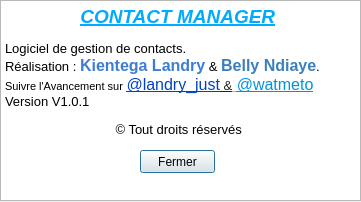
This is contact/licence.ui in watmeto/ContactManager as Qt 5 draws it before an edit. The edited form follows.
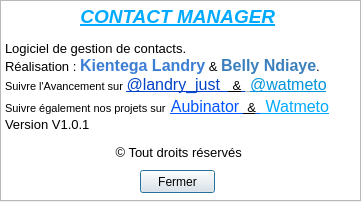
This is the edited form.

The edit to the form file:
```diff
--- a/contact/licence.ui
+++ b/contact/licence.ui
@@ -31,7 +31,8 @@
 &lt;p style=&quot;-qt-paragraph-type:empty; margin-top:0px; margin-bottom:0px; margin-left:0px; margin-right:0px; -qt-block-indent:0; text-indent:0px; font-size:8pt; font-weight:600; font-style:italic; text-decoration: underline;&quot;&gt;&lt;/p&gt;
 &lt;p style=&quot; margin-top:0px; margin-bottom:0px; margin-left:0px; margin-right:0px; -qt-block-indent:0; text-indent:0px;&quot;&gt;&lt;span style=&quot; font-size:10pt;&quot;&gt;Logiciel de gestion de contacts.&lt;/span&gt;&lt;/p&gt;
 &lt;p style=&quot; margin-top:0px; margin-bottom:0px; margin-left:0px; margin-right:0px; -qt-block-indent:0; text-indent:0px;&quot;&gt;&lt;span style=&quot; font-size:10pt;&quot;&gt;Réalisation : &lt;/span&gt;&lt;span style=&quot; font-size:12pt; font-weight:600; color:#3c7ed4;&quot;&gt;Kientega Landry&lt;/span&gt;&lt;span style=&quot; font-size:10pt;&quot;&gt; &amp;amp;&lt;/span&gt;&lt;span style=&quot; font-size:10pt; color:#3b80bd;&quot;&gt; &lt;/span&gt;&lt;span style=&quot; font-size:12pt; font-weight:600; color:#3b80bd;&quot;&gt;Belly Ndiaye&lt;/span&gt;&lt;span style=&quot; font-size:10pt;&quot;&gt;.&lt;/span&gt;&lt;/p&gt;
-&lt;p style=&quot; margin-top:0px; margin-bottom:0px; margin-left:0px; margin-right:0px; -qt-block-indent:0; text-indent:0px;&quot;&gt;&lt;span style=&quot; font-size:8pt;&quot;&gt;Suivre l'Avancement sur&lt;/span&gt;&lt;span style=&quot; font-size:10pt;&quot;&gt; &lt;/span&gt;&lt;a href=&quot;https://twitter.com/landry_just&quot;&gt;&lt;span style=&quot; font-size:12pt; text-decoration: underline; color:#0042c7;&quot;&gt;@landry_just&lt;/span&gt;&lt;/a&gt;&lt;a href=&quot;https://twitter.com/landry_just&quot;&gt;&lt;span style=&quot; font-size:10pt; text-decoration: underline; color:#222222;&quot;&gt; &amp;amp;&lt;/span&gt;&lt;/a&gt;&lt;a href=&quot;https://twitter.com/landry_just&quot;&gt;&lt;span style=&quot; font-size:12pt; text-decoration: underline; color:#b3b3b3;&quot;&gt; &lt;/span&gt;&lt;/a&gt;&lt;a href=&quot;https://twitter.com/watmeto&quot;&gt;&lt;span style=&quot; font-size:12pt; text-decoration: underline; color:#0093dc;&quot;&gt;@watmeto&lt;/span&gt;&lt;/a&gt;&lt;/p&gt;
+&lt;p style=&quot; margin-top:0px; margin-bottom:0px; margin-left:0px; margin-right:0px; -qt-block-indent:0; text-indent:0px;&quot;&gt;&lt;span style=&quot; font-size:8pt;&quot;&gt;Suivre l'Avancement sur&lt;/span&gt;&lt;span style=&quot; font-size:10pt;&quot;&gt; &lt;/span&gt;&lt;a href=&quot;https://twitter.com/landry_just&quot;&gt;&lt;span style=&quot; font-size:12pt; text-decoration: underline; color:#0042c7;&quot;&gt;@landry_just  &lt;/span&gt;&lt;/a&gt;&lt;a href=&quot;https://twitter.com/landry_just&quot;&gt;&lt;span style=&quot; font-size:10pt; text-decoration: underline; color:#000000;&quot;&gt; &amp;amp;&lt;/span&gt;&lt;/a&gt;&lt;a href=&quot;https://twitter.com/landry_just&quot;&gt;&lt;span style=&quot; font-size:12pt; text-decoration: underline; color:#0042c7;&quot;&gt; &lt;/span&gt;&lt;/a&gt;&lt;a href=&quot;https://twitter.com/landry_just&quot;&gt;&lt;span style=&quot; font-size:12pt; text-decoration: underline; color:#b3b3b3;&quot;&gt; &lt;/span&gt;&lt;/a&gt;&lt;a href=&quot;https://twitter.com/watmeto&quot;&gt;&lt;span style=&quot; font-size:12pt; text-decoration: underline; color:#0093dc;&quot;&gt;@watmeto&lt;/span&gt;&lt;/a&gt;&lt;/p&gt;
+&lt;p style=&quot; margin-top:0px; margin-bottom:0px; margin-left:0px; margin-right:0px; -qt-block-indent:0; text-indent:0px;&quot;&gt;&lt;span style=&quot; font-size:8pt;&quot;&gt;Suivre également nos projets sur&lt;/span&gt;&lt;span style=&quot; font-size:14pt; color:#0055ff;&quot;&gt; &lt;/span&gt;&lt;a href=&quot;github.com/Aubinator&quot;&gt;&lt;span style=&quot; font-size:12pt; text-decoration: underline; color:#0055ff;&quot;&gt;Aubinator &lt;/span&gt;&lt;/a&gt;&lt;a href=&quot;github.com/Aubinator&quot;&gt;&lt;span style=&quot; font-size:10pt; text-decoration: underline; color:#000000;&quot;&gt; &amp;amp;&lt;/span&gt;&lt;/a&gt;&lt;a href=&quot;github.com/Aubinator&quot;&gt;&lt;span style=&quot; font-size:12pt; text-decoration: underline; color:#0055ff;&quot;&gt; &lt;/span&gt;&lt;/a&gt;&lt;a href=&quot;github.com/Aubinator&quot;&gt;&lt;span style=&quot; font-size:14pt; text-decoration: underline; color:#00aaff;&quot;&gt; &lt;/span&gt;&lt;/a&gt;&lt;a href=&quot;https://github.com/watmeto&quot;&gt;&lt;span style=&quot; font-size:12pt; text-decoration: underline; color:#00aaff;&quot;&gt;Watmeto&lt;/span&gt;&lt;/a&gt;&lt;/p&gt;
 &lt;p style=&quot; margin-top:0px; margin-bottom:0px; margin-left:0px; margin-right:0px; -qt-block-indent:0; text-indent:0px;&quot;&gt;&lt;span style=&quot; font-size:10pt;&quot;&gt;Version V1.0.1&lt;/span&gt;&lt;/p&gt;
 &lt;p align=&quot;center&quot; style=&quot;-qt-paragraph-type:empty; margin-top:0px; margin-bottom:0px; margin-left:0px; margin-right:0px; -qt-block-indent:0; text-indent:0px; font-size:8pt;&quot;&gt;&lt;/p&gt;
 &lt;p align=&quot;center&quot; style=&quot; margin-top:0px; margin-bottom:0px; margin-left:0px; margin-right:0px; -qt-block-indent:0; text-indent:0px;&quot;&gt;&lt;span style=&quot; font-size:10pt;&quot;&gt;© Tout droits réservés &lt;/span&gt;&lt;/p&gt;
@@ -45,7 +46,7 @@
    <property name="geometry">
     <rect>
      <x>140</x>
-     <y>150</y>
+     <y>170</y>
      <width>75</width>
      <height>23</height>
     </rect>
```
